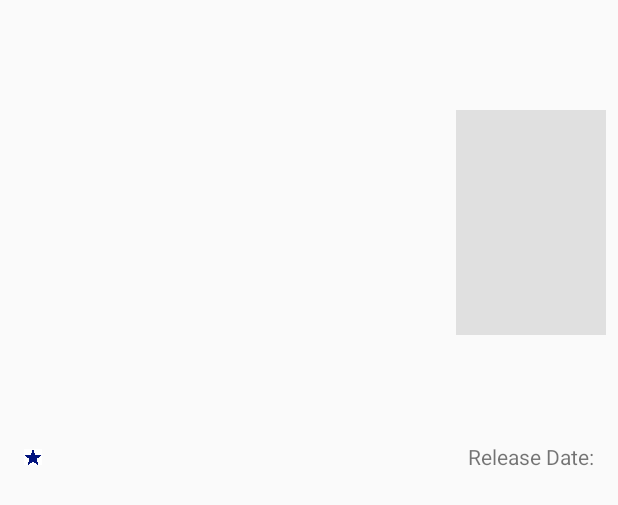
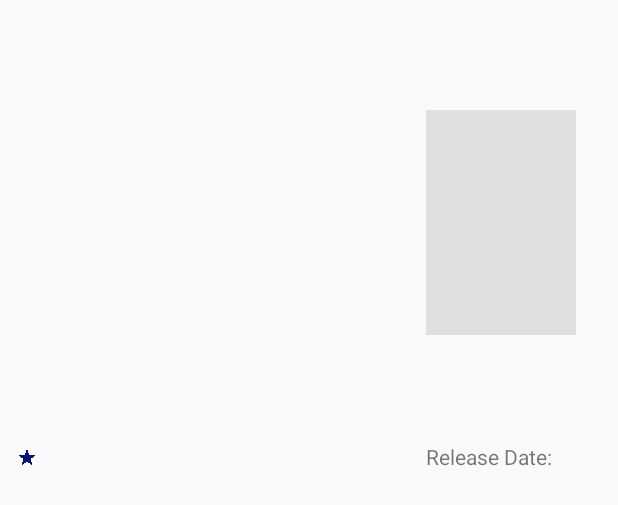
Before and after one commit to aadilahmed/Popular-Movies, an Android app: the layout activity_detail.xml on its own in the app's theme, with its tools: preview values and no code run, on a phone screen of 412 x 824 dp. Shown: the top 505 px of the screen. Run offline under Robolectric (Android 15) with nearby library versions, the phone set to English and light mode, and no system bars.

```diff
--- a/app/src/main/AndroidManifest.xml
+++ b/app/src/main/AndroidManifest.xml
@@ -11,7 +11,9 @@
         android:roundIcon="@mipmap/ic_launcher_round"
         android:supportsRtl="true"
         android:theme="@style/AppTheme">
-        <activity android:name=".MainActivity">
+        <activity
+            android:name=".MainActivity"
+            android:launchMode="singleTop">
             <intent-filter>
                 <action android:name="android.intent.action.MAIN" />
 
--- a/app/src/main/res/layout/activity_detail.xml
+++ b/app/src/main/res/layout/activity_detail.xml
@@ -1,5 +1,12 @@
 <?xml version="1.0" encoding="utf-8"?>
-<android.support.constraint.ConstraintLayout xmlns:android="http://schemas.android.com/apk/res/android"
+<ScrollView
+    xmlns:android="http://schemas.android.com/apk/res/android"
+    xmlns:app="http://schemas.android.com/apk/res-auto"
+    xmlns:tools="http://schemas.android.com/tools"
+    android:layout_height="wrap_content"
+    android:layout_width="wrap_content">
+
+    <android.support.constraint.ConstraintLayout
         xmlns:app="http://schemas.android.com/apk/res-auto"
         xmlns:tools="http://schemas.android.com/tools"
         android:layout_width="match_parent"
@@ -9,12 +16,15 @@
         <TextView
             android:id="@+id/plot_synopsis_tv"
             style="@style/DetailTheme"
-        android:layout_width="377dp"
+            android:layout_width="376dp"
             android:layout_height="179dp"
+            android:layout_marginEnd="8dp"
             android:layout_marginLeft="8dp"
+            android:layout_marginRight="8dp"
             android:layout_marginStart="8dp"
             android:layout_marginTop="8dp"
-        app:layout_constraintStart_toStartOf="@+id/title_tv"
+            app:layout_constraintEnd_toEndOf="parent"
+            app:layout_constraintStart_toStartOf="parent"
             app:layout_constraintTop_toBottomOf="@+id/user_rating_tv" />
 
         <ImageView
@@ -42,8 +52,10 @@
             android:id="@+id/release_date_tv"
             android:layout_width="wrap_content"
             android:layout_height="wrap_content"
+            android:layout_marginEnd="16dp"
+            android:layout_marginRight="16dp"
             android:layout_marginTop="12dp"
-        app:layout_constraintEnd_toEndOf="@+id/title_tv"
+            app:layout_constraintEnd_toEndOf="parent"
             app:layout_constraintTop_toBottomOf="@+id/title_tv" />
 
         <ImageView
@@ -58,6 +70,7 @@
             app:layout_constraintBottom_toBottomOf="@+id/backdrop_iv"
             app:layout_constraintEnd_toEndOf="parent" />
 
+        <!-- Citation: https://upload.wikimedia.org/wikipedia/en/f/f4/Free_Blue_Star.jpg-->
         <ImageView
             android:id="@+id/ratingStar"
             android:layout_width="12dp"
@@ -72,11 +85,11 @@
             android:id="@+id/user_rating_tv"
             android:layout_width="wrap_content"
             android:layout_height="wrap_content"
-        android:layout_marginLeft="20dp"
-        android:layout_marginStart="20dp"
+            android:layout_marginLeft="24dp"
+            android:layout_marginStart="24dp"
             android:layout_marginTop="12dp"
             android:gravity="center"
-        app:layout_constraintStart_toStartOf="@+id/title_tv"
+            app:layout_constraintStart_toStartOf="parent"
             app:layout_constraintTop_toBottomOf="@+id/title_tv" />
 
         <TextView
@@ -90,3 +103,4 @@
             app:layout_constraintTop_toBottomOf="@+id/title_tv" />
 
     </android.support.constraint.ConstraintLayout>
+</ScrollView>
--- a/app/src/main/res/values/colors.xml
+++ b/app/src/main/res/values/colors.xml
@@ -1,9 +1,12 @@
 <?xml version="1.0" encoding="utf-8"?>
 <resources>
-    <color name="colorPrimary">#3F51B5</color>
-    <color name="colorPrimaryDark">#303F9F</color>
+    <color name="colorPrimary">#424242</color>
+    <color name="colorPrimaryDark">#212121</color>
     <color name="colorAccent">#FF4081</color>
 
     <color name="background">#212121</color>
     <color name="posterBackground">#E0E0E0</color>
 </resources>
+
+<!-- <color name="colorPrimary">#3F51B5</color>
+<color name="colorPrimaryDark">#303F9F</color> -->
```
Also changed, not shown: app/src/main/java/com/example/android/popularmovies/MainActivity.java (+20 -2 lines), app/src/main/res/menu/sort_by.xml (+9 -2 lines). Lines whose indentation alone changed are shown as unchanged.
